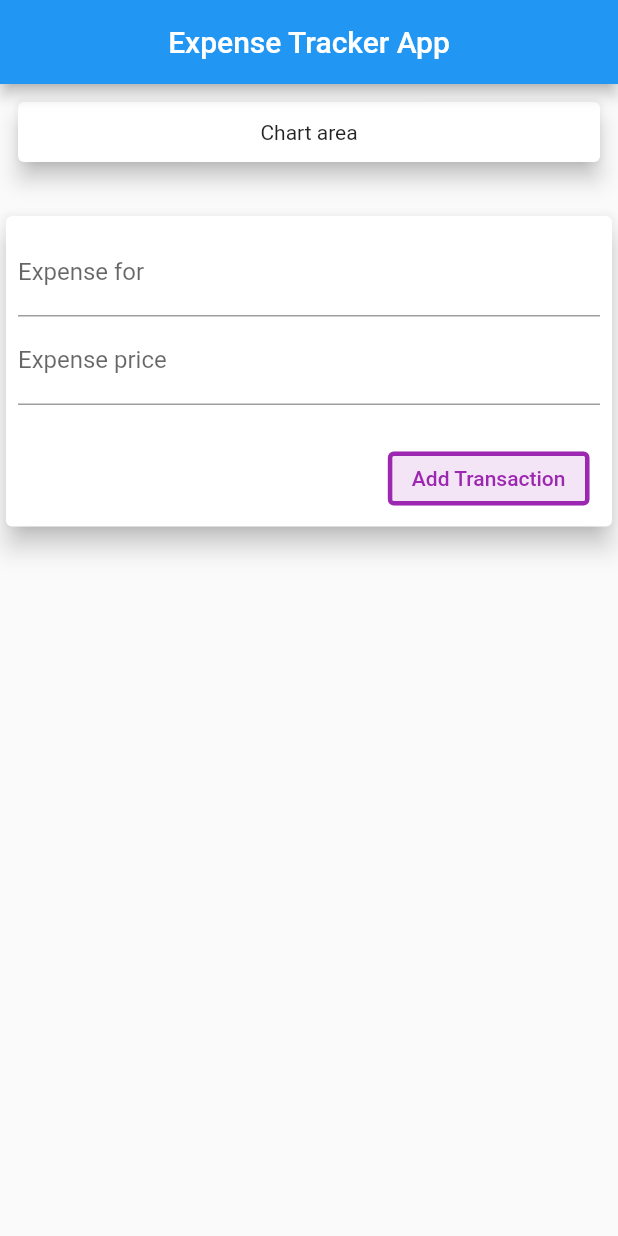
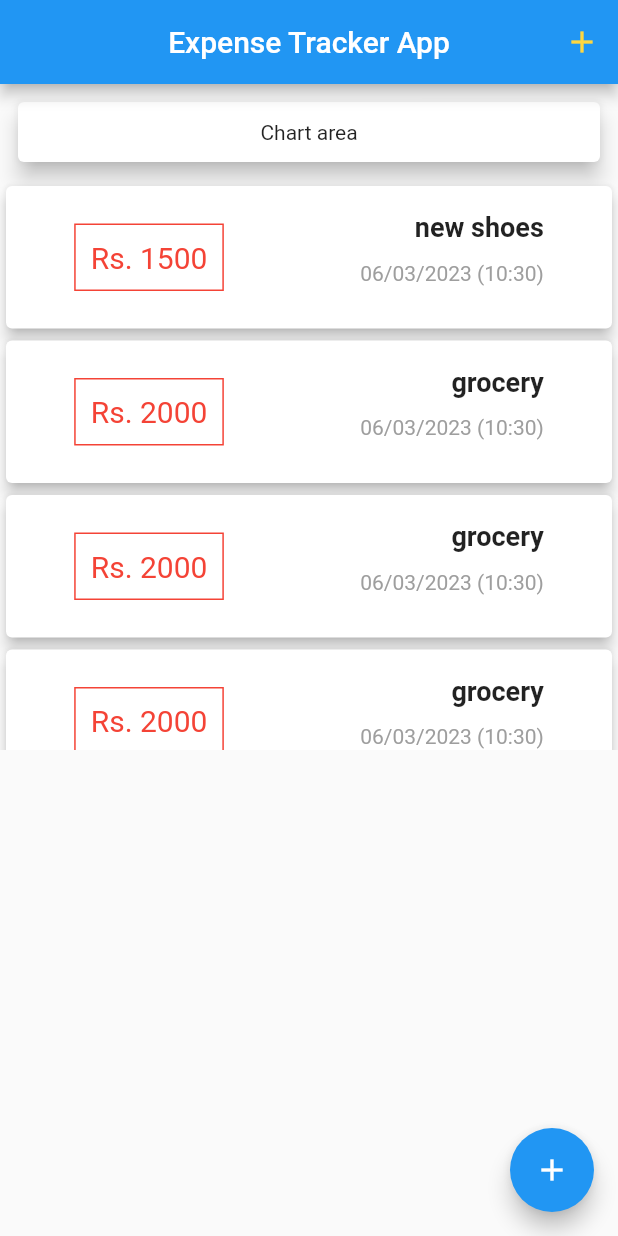
Before and after one commit to shuklansh/expense_tracker, a Flutter app: the screen it shows after launch, on a phone screen of 412 x 824 dp. Run offline on Flutter 3.47's test engine with Material 2 defaults, Android fonts, the phone set to English and light mode, and no system bars.

Commit message:
floating action button

```diff
--- a/lib/main.dart
+++ b/lib/main.dart
@@ -1,7 +1,6 @@
-import 'package:expense_tracker/user_transactions.dart';
+
 import 'package:flutter/material.dart';
-import 'model/transaction.dart';
-import './user_transactions.dart';
+import './model/transaction.dart';
 import './transaction_list.dart';
 import './new_transactions.dart';
 
@@ -18,16 +17,66 @@ class MyApp extends StatelessWidget {
   }
 }
 
-class MyHomePage extends StatelessWidget {
-  final List<Transaction> transAction = [
+class MyHomePage extends StatefulWidget {
+  @override
+  State<MyHomePage> createState() => _MyHomePageState();
+}
 
+class _MyHomePageState extends State<MyHomePage> {
+  // final List<Transaction> transAction = [
+  //
+  // ];
+
+  final List<Transaction> userTransactions = [
+    Transaction(
+      id: "t1",
+      title: "new shoes",
+      amount: 1500,
+      date: DateTime.now(),
+    ),
+    Transaction(
+      id: "t2",
+      title: "grocery",
+      amount: 2000,
+      date: DateTime.now(),
+    ),
+    Transaction(
+      id: "t2",
+      title: "grocery",
+      amount: 2000,
+      date: DateTime.now(),
+    ),
+    Transaction(
+      id: "t2",
+      title: "grocery",
+      amount: 2000,
+      date: DateTime.now(),
+    ),
   ];
-  //onChanged fires for every keystroke
-  //you can better use controller
 
-  // late String Amount;
-  // late String title;
+  void addNewTransaction(String titletx, double amounttx) {
+    final TxNew = Transaction(id: DateTime.now().toString(),
+        title: titletx,
+        amount: amounttx,
+        date: DateTime.now());
 
+    setState(() {
+      userTransactions.add(TxNew);
+    });
+  }
+
+
+  //onChange d fires for every keystroke
+  void startNewTransaction(BuildContext ctx){
+    showModalBottomSheet(context: ctx, builder: (_){
+
+      return GestureDetector(
+        onTap: (){},
+      child : NewTransaction(addNewTransaction),
+      behavior: HitTestBehavior.opaque,);
+    }
+    );
+  }
 
   @override
   Widget build(BuildContext context) {
@@ -35,6 +84,9 @@ class MyHomePage extends StatelessWidget {
       appBar: AppBar(
         centerTitle: true,
         title: Text("Expense Tracker App"),
+        actions: [
+          IconButton(onPressed:()=>startNewTransaction(context), icon: Icon(Icons.add,color: Colors.amberAccent,))
+        ],
       ),
       body: Column(
         children: [
@@ -52,15 +104,18 @@ class MyHomePage extends StatelessWidget {
               ),
             ),
           ),
-          Container(
-            width: double.infinity,
-            margin: EdgeInsets.all(10),
-              child: Column(
-                ),
-            ),
-          UserTransactions()
+          // Container(
+          //   width: double.infinity,
+          //   margin: EdgeInsets.all(10),
+          //     child: Column(
+          //       ),
+          //   ),
+          TransactionList(userTransactions)
         ],
       ),
+      floatingActionButtonLocation: FloatingActionButtonLocation.endFloat,
+      floatingActionButton: FloatingActionButton(onPressed:()=>startNewTransaction(context),
+      child: Icon(Icons.add),),
     );
   }
 }
--- a/lib/transaction_list.dart
+++ b/lib/transaction_list.dart
@@ -1,7 +1,9 @@
+
 import 'package:flutter/material.dart';
 import './main.dart';
 import '../model/transaction.dart';
 import 'package:intl/intl.dart';
+
 
 
 class TransactionList extends StatelessWidget {
@@ -15,8 +17,10 @@ class TransactionList extends StatelessWidget {
   @override
   Widget build(BuildContext context) {
     return Container(
-      child: Column(
-        children: userTransactions.map((txSingle) {
+        height: 380,
+        child: ListView
+            .builder( //ListView is a column with a singlechildScrollView (MUST HAVE A BOUNDED HEIGHT)
+          itemBuilder: (ctx, index) {
             return Card(
                 elevation: 4,
                 child: Row(
@@ -29,7 +33,7 @@ class TransactionList extends StatelessWidget {
                           )),
                       padding: EdgeInsets.all(10),
                       margin: EdgeInsets.fromLTRB(0, 25, 0, 25),
-                    child: Text("Rs. ${txSingle.amount.toString()}",
+                      child: Text("Rs. ${userTransactions[index].amount.toStringAsFixed(0)}",
                           style: TextStyle(fontSize: 20, color: Colors.red)),
                     ),
                     Column(
@@ -37,25 +41,27 @@ class TransactionList extends StatelessWidget {
                       children: [
                         Container(
                             child: Text(
-                            txSingle.title,
+                              userTransactions[index].title,
                               textAlign: TextAlign.end,
                               style: TextStyle(
-                                fontWeight: FontWeight.bold, fontSize: 18),
+                                  fontWeight: FontWeight.bold, fontSize: 18,
+                              ),
                             )),
                         Container(
                             margin: EdgeInsets.fromLTRB(0, 12, 0, 12),
                             child: Text(
                               DateFormat('dd/MM/yyyy (hh:mm)')
-                                .format(txSingle.date),
+                                  .format(userTransactions[index].date),
                               textAlign: TextAlign.end,
                               style: TextStyle(color: Colors.grey),
                             ))
                       ],
                     )
                   ],
-              ));
-        }).toList(),
                 )
+            );
+          },itemCount: userTransactions.length,
+        ),
     );
   }
 }
--- a/lib/user_transactions.dart
+++ /dev/null
@@ -1,50 +0,0 @@
-import 'package:flutter/material.dart';
-import './new_transactions.dart';
-import './transaction_list.dart';
-import '../model/transaction.dart';
-
-class UserTransactions extends StatefulWidget {
-  //const UserTransactions({Key? key}) : super(key: key);
-
-  @override
-  State<UserTransactions> createState() => _UserTransactionsState();
-}
-
-class _UserTransactionsState extends State<UserTransactions> {
-
-
-  final List<Transaction> userTransactions = [
-    // Transaction(
-    //   id: "t1",
-    //   title: "new shoes",
-    //   amount: 1500,
-    //   date: DateTime.now(),
-    // ),
-    // Transaction(
-    //   id: "t2",
-    //   title: "grocery",
-    //   amount: 2000,
-    //   date: DateTime.now(),
-    // ),
-  ];
-
-  void addNewTransaction(String titletx, double amounttx) {
-    final TxNew = Transaction(id: DateTime.now().toString(),
-        title: titletx,
-        amount: amounttx,
-        date: DateTime.now());
-
-    setState(() {
-      userTransactions.add(TxNew);
-    });
-  }
-
-  @override
-  Widget build(BuildContext context) {
-    return Column(
-        children: [
-          NewTransaction(addNewTransaction),
-          TransactionList(userTransactions)]
-    );
-  }
-}
```
Also changed, not shown: lib/new_transactions.dart (+29 -15 lines). Lines whose indentation alone changed are shown as unchanged.
